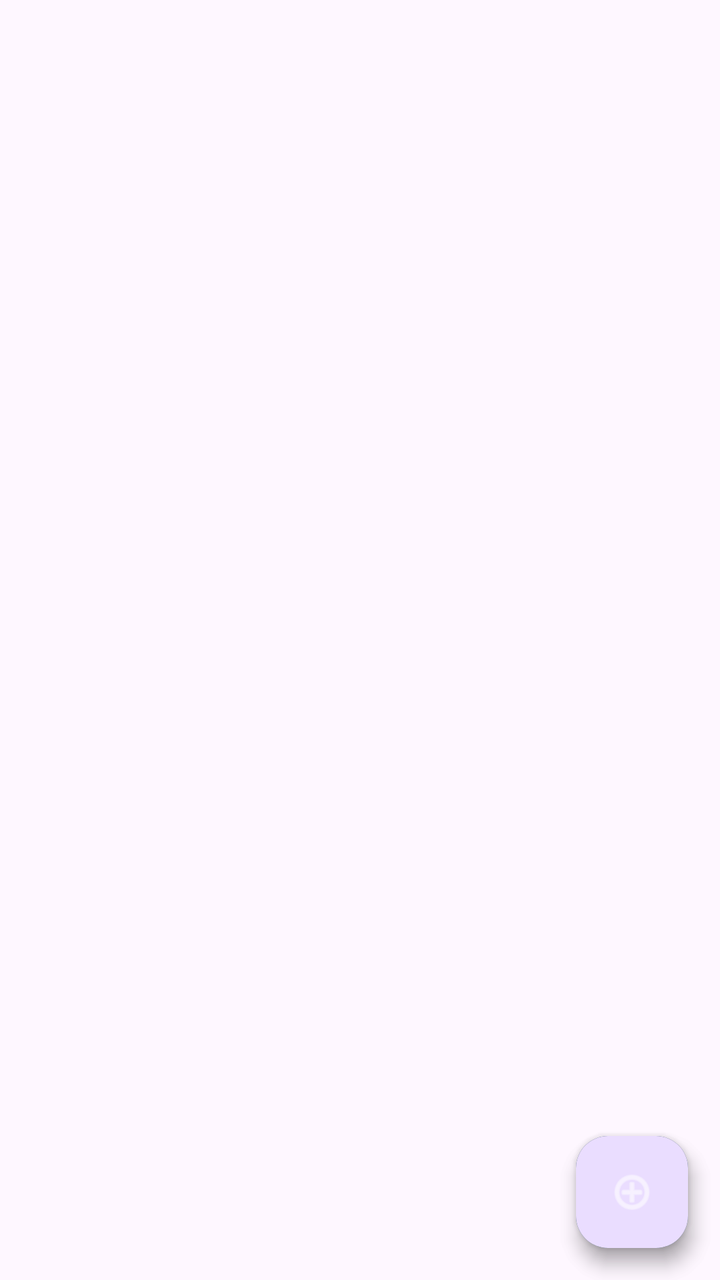
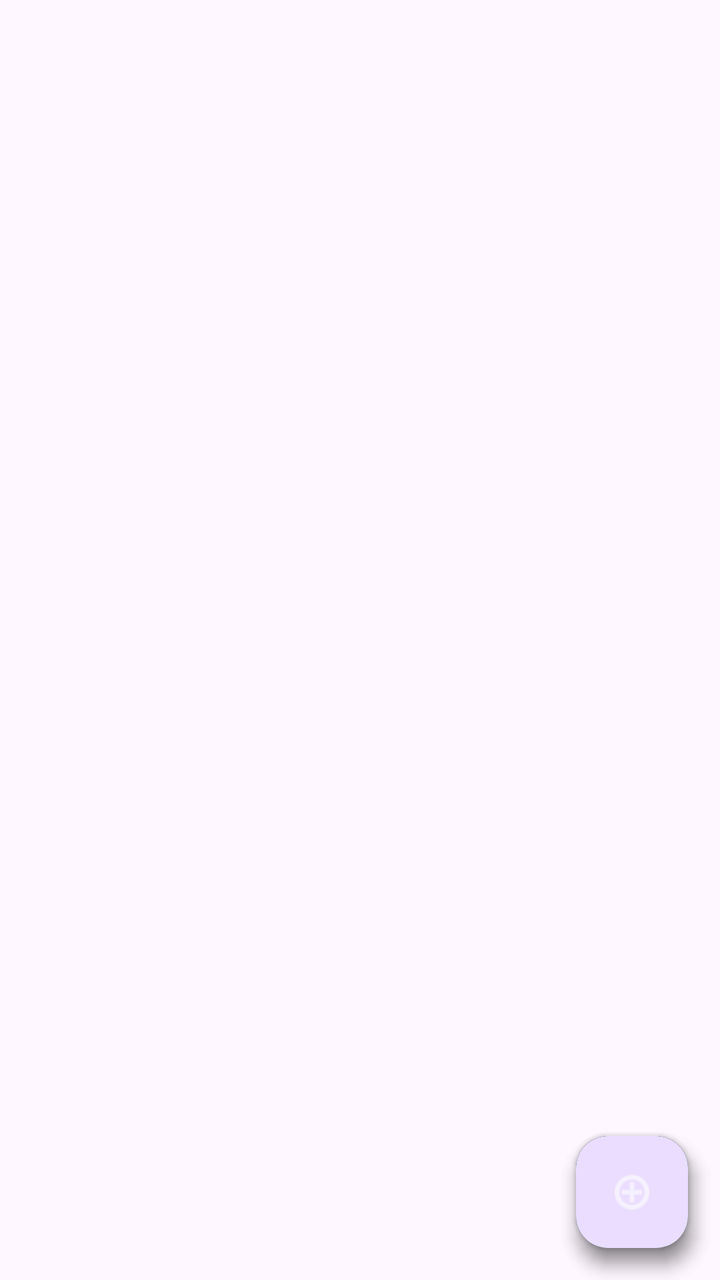

Before-and-after screenshots of an Android layout around one commit, followed by the original layout XML and the change that was made.
<!-- AndroidManifest.xml: application theme Theme.NotepadApp -->
<!-- res/layout/activity_main.xml -->
<?xml version="1.0" encoding="utf-8"?>
<androidx.coordinatorlayout.widget.CoordinatorLayout
    xmlns:android="http://schemas.android.com/apk/res/android"
    xmlns:app="http://schemas.android.com/apk/res-auto"
    android:layout_width="match_parent"
    android:layout_height="match_parent"
    android:background="?attr/colorSurface">

    <LinearLayout
        android:layout_width="match_parent"
        android:layout_height="match_parent"
        android:orientation="vertical"
        android:paddingHorizontal="16dp"
        android:paddingTop="8dp">

        <TextView
            android:id="@+id/tvPath"
            android:layout_width="match_parent"
            android:layout_height="wrap_content"
            android:textSize="11sp"
            android:alpha="0.45"
            android:singleLine="true"
            android:ellipsize="middle" />

        <TextView
            android:id="@+id/tvEmpty"
            android:layout_width="match_parent"
            android:layout_height="wrap_content"
            android:layout_marginTop="48dp"
            android:gravity="center"
            android:lineSpacingExtra="8dp"
            android:text="还没有笔记\n点右下角的 + 新建一个"
            android:textSize="15sp"
            android:alpha="0.55"
            android:visibility="gone" />

        <ScrollView
            android:layout_width="match_parent"
            android:layout_height="0dp"
            android:layout_weight="1"
            android:layout_marginTop="12dp">

            <TextView
                android:id="@+id/tvList"
                android:layout_width="match_parent"
                android:layout_height="wrap_content"
                android:lineSpacingExtra="5dp"
                android:textSize="15sp"
                android:paddingBottom="160dp" />
        </ScrollView>
    </LinearLayout>

    <com.google.android.material.floatingactionbutton.FloatingActionButton
        android:id="@+id/fabStats"
        android:layout_width="wrap_content"
        android:layout_height="wrap_content"
        android:layout_gravity="bottom|end"
        android:layout_margin="16dp"
        android:layout_marginBottom="92dp"
        android:contentDescription="词频统计"
        app:backgroundTint="#3D5A6C"
        app:srcCompat="@android:drawable/ic_menu_sort_by_size"
        app:tint="@android:color/white" />

    <com.google.android.material.floatingactionbutton.FloatingActionButton
        android:id="@+id/fabNew"
        android:layout_width="wrap_content"
        android:layout_height="wrap_content"
        android:layout_gravity="bottom|end"
        android:layout_margin="16dp"
        android:contentDescription="新建笔记"
        app:srcCompat="@android:drawable/ic_menu_add"
        app:tint="@android:color/white" />

</androidx.coordinatorlayout.widget.CoordinatorLayout>
<!-- resources referenced by this layout -->
<resources>
  <style name="Theme.NotepadApp" parent="Theme.Material3.DayNight">
          <item name="android:statusBarColor" tools:targetApi="l">?attr/colorSurface</item>
      </style>
</resources>

<!-- the commit's change to res/layout/activity_main.xml (unified diff, before → after) -->
@@ -9,14 +9,15 @@
     <LinearLayout
         android:layout_width="match_parent"
         android:layout_height="match_parent"
-        android:orientation="vertical"
-        android:paddingHorizontal="16dp"
-        android:paddingTop="8dp">
+        android:orientation="vertical">
 
         <TextView
             android:id="@+id/tvPath"
             android:layout_width="match_parent"
             android:layout_height="wrap_content"
+            android:paddingHorizontal="16dp"
+            android:paddingTop="8dp"
+            android:paddingBottom="4dp"
             android:textSize="11sp"
             android:alpha="0.45"
             android:singleLine="true"
@@ -26,7 +27,7 @@
             android:id="@+id/tvEmpty"
             android:layout_width="match_parent"
             android:layout_height="wrap_content"
-            android:layout_marginTop="48dp"
+            android:layout_marginTop="64dp"
             android:gravity="center"
             android:lineSpacingExtra="8dp"
             android:text="还没有笔记\n点右下角的 + 新建一个"
@@ -34,21 +35,26 @@
             android:alpha="0.55"
             android:visibility="gone" />
 
-        <ScrollView
+        <androidx.recyclerview.widget.RecyclerView
+            android:id="@+id/rvNotes"
             android:layout_width="match_parent"
             android:layout_height="0dp"
             android:layout_weight="1"
-            android:layout_marginTop="12dp">
+            android:clipToPadding="false"
+            android:paddingBottom="170dp" />
+    </LinearLayout>
 
-            <TextView
-                android:id="@+id/tvList"
-                android:layout_width="match_parent"
-                android:layout_height="wrap_content"
-                android:lineSpacingExtra="5dp"
-                android:textSize="15sp"
-                android:paddingBottom="160dp" />
-        </ScrollView>
-    </LinearLayout>
+    <com.google.android.material.floatingactionbutton.FloatingActionButton
+        android:id="@+id/fabTool"
+        android:layout_width="wrap_content"
+        android:layout_height="wrap_content"
+        android:layout_gravity="bottom|end"
+        android:layout_margin="16dp"
+        android:layout_marginBottom="160dp"
+        android:contentDescription="工具"
+        app:backgroundTint="#4A6B7C"
+        app:srcCompat="@android:drawable/ic_menu_manage"
+        app:tint="@android:color/white" />
 
     <com.google.android.material.floatingactionbutton.FloatingActionButton
         android:id="@+id/fabStats"
@@ -56,7 +62,7 @@
         android:layout_height="wrap_content"
         android:layout_gravity="bottom|end"
         android:layout_margin="16dp"
-        android:layout_marginBottom="92dp"
+        android:layout_marginBottom="88dp"
         android:contentDescription="词频统计"
         app:backgroundTint="#3D5A6C"
         app:srcCompat="@android:drawable/ic_menu_sort_by_size"
